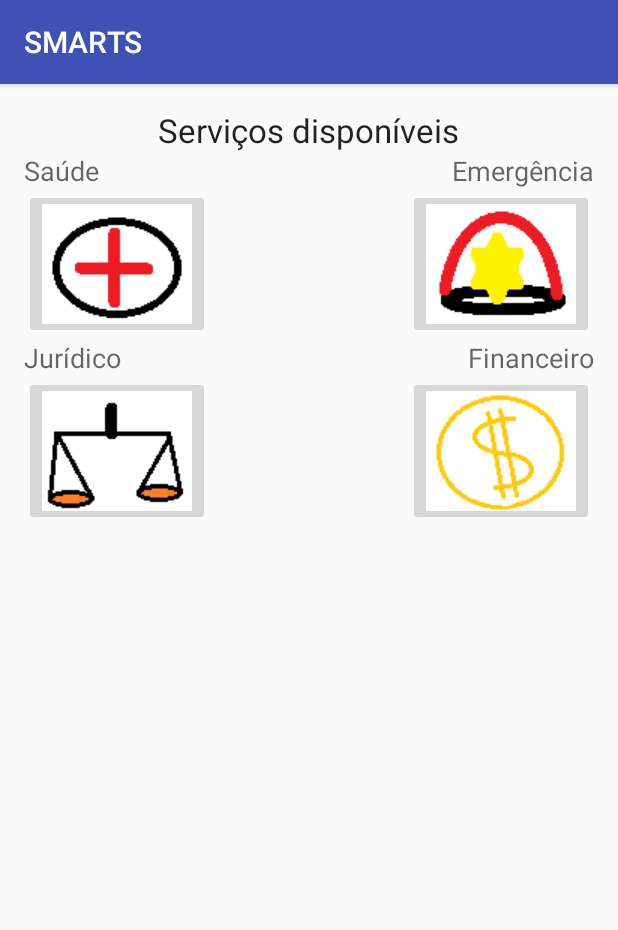
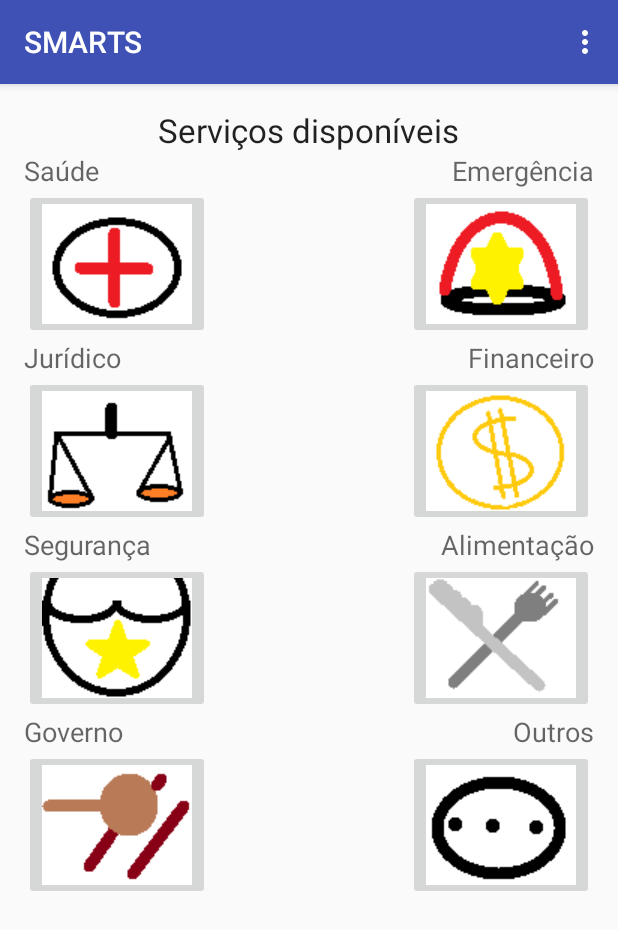
Before and after one commit to alex-carneiro/SMARTS, an Android app: the screen it shows after launch (MainActivity), on a phone screen of 412 x 824 dp. Shown: the top 930 px of the screen. Run offline under Robolectric (Android 15) with nearby library versions, the phone set to English and light mode, and no system bars.

Commit message:
Adding menu component and more images for filling initial screen

```diff
--- a/app/src/main/java/com/usp/ihc/smarts/MainActivity.java
+++ b/app/src/main/java/com/usp/ihc/smarts/MainActivity.java
@@ -2,6 +2,8 @@ package com.usp.ihc.smarts;
 
 import android.support.v7.app.AppCompatActivity;
 import android.os.Bundle;
+import android.view.Menu;
+import android.view.MenuItem;
 
 public class MainActivity extends AppCompatActivity {
 
@@ -10,4 +12,27 @@ public class MainActivity extends AppCompatActivity {
         super.onCreate(savedInstanceState);
         setContentView(R.layout.activity_main);
     }
+
+    @Override
+    public boolean onCreateOptionsMenu(Menu menu) {
+        // Inflate the menu; this adds items to the action bar if it is present.
+
+        getMenuInflater().inflate(R.menu.menu_main, menu);
+        return true;
+    }
+
+    @Override
+    public boolean onOptionsItemSelected(MenuItem item) {
+        // Handle action bar item clicks here. The action bar will
+        // automatically handle clicks on the Home/Up button, so long
+        // as you specify a parent activity in AndroidManifest.xml.
+        int id = item.getItemId();
+
+        //noinspection SimplifiableIfStatement
+        if (id == R.id.action_settings) {
+            return true;
+        }
+
+        return super.onOptionsItemSelected(item);
+    }
 }
--- a/app/src/main/res/layout/activity_main.xml
+++ b/app/src/main/res/layout/activity_main.xml
@@ -9,9 +9,32 @@
     android:paddingTop="@dimen/activity_vertical_margin"
     tools:context="com.usp.ihc.smarts.MainActivity">
 
+    <TextView
+        android:layout_width="wrap_content"
+        android:layout_height="wrap_content"
+        android:textAppearance="?android:attr/textAppearanceLarge"
+        android:text="Serviços disponíveis"
+        android:id="@+id/textView"
+        android:layout_alignParentTop="true"
+        android:layout_centerHorizontal="true" />
+
+    <ScrollView
+        android:layout_width="match_parent"
+        android:layout_height="wrap_content"
+        android:id="@+id/scrollView"
+        android:layout_centerVertical="true"
+        android:layout_below="@+id/textView">
+
+        <RelativeLayout
+            android:layout_width="match_parent"
+            android:layout_height="wrap_content"
+            android:layout_alignParentBottom="true"
+            android:id="@+id/nav">
+
             <ImageButton
                 android:layout_width="wrap_content"
                 android:layout_height="wrap_content"
+                android:layout_weight="1"
                 android:id="@+id/buttonHealth"
                 android:src="@drawable/health"
                 android:layout_below="@+id/textView2"
@@ -21,6 +44,7 @@
             <ImageButton
                 android:layout_width="wrap_content"
                 android:layout_height="wrap_content"
+                android:layout_weight="1"
                 android:id="@+id/buttonEmergency"
                 android:src="@drawable/emergency"
                 android:layout_below="@+id/textView3"
@@ -30,19 +54,9 @@
             <TextView
                 android:layout_width="wrap_content"
                 android:layout_height="wrap_content"
-        android:textAppearance="?android:attr/textAppearanceLarge"
-        android:text="Serviços disponíveis"
-        android:id="@+id/textView"
-        android:layout_alignParentTop="true"
-        android:layout_centerHorizontal="true" />
-
-    <TextView
-        android:layout_width="wrap_content"
-        android:layout_height="wrap_content"
                 android:textAppearance="?android:attr/textAppearanceMedium"
                 android:text="Saúde"
                 android:id="@+id/textView2"
-        android:layout_below="@+id/textView"
                 android:layout_alignParentLeft="true"
                 android:layout_alignParentStart="true" />
 
@@ -52,7 +66,6 @@
                 android:textAppearance="?android:attr/textAppearanceMedium"
                 android:text="Emergência"
                 android:id="@+id/textView3"
-        android:layout_below="@+id/textView"
                 android:layout_alignParentRight="true"
                 android:layout_alignParentEnd="true" />
 
@@ -79,6 +92,7 @@
             <ImageButton
                 android:layout_width="wrap_content"
                 android:layout_height="wrap_content"
+                android:layout_weight="1"
                 android:id="@+id/imageLaw"
                 android:src="@drawable/law"
                 android:layout_below="@+id/textView4"
@@ -88,9 +102,92 @@
             <ImageButton
                 android:layout_width="wrap_content"
                 android:layout_height="wrap_content"
+                android:layout_weight="1"
                 android:id="@+id/imageMoney"
                 android:src="@drawable/money"
                 android:layout_below="@+id/textView5"
                 android:layout_alignParentRight="true"
                 android:layout_alignParentEnd="true" />
+
+            <TextView
+                android:layout_width="wrap_content"
+                android:layout_height="wrap_content"
+                android:textAppearance="?android:attr/textAppearanceMedium"
+                android:text="Segurança"
+                android:id="@+id/textView6"
+                android:layout_below="@+id/imageLaw"
+                android:layout_alignParentLeft="true"
+                android:layout_alignParentStart="true" />
+
+            <TextView
+                android:layout_width="wrap_content"
+                android:layout_height="wrap_content"
+                android:textAppearance="?android:attr/textAppearanceMedium"
+                android:text="Alimentação"
+                android:id="@+id/textView7"
+                android:layout_below="@+id/imageLaw"
+                android:layout_alignParentRight="true"
+                android:layout_alignParentEnd="true" />
+
+            <ImageButton
+                android:layout_width="wrap_content"
+                android:layout_height="wrap_content"
+                android:layout_weight="1"
+                android:id="@+id/imageSafety"
+                android:src="@drawable/safety"
+                android:layout_below="@+id/textView6"
+                android:layout_alignParentLeft="true"
+                android:layout_alignParentStart="true" />
+
+            <ImageButton
+                android:layout_width="wrap_content"
+                android:layout_height="wrap_content"
+                android:layout_weight="1"
+                android:id="@+id/imageFood"
+                android:src="@drawable/food"
+                android:layout_below="@+id/textView7"
+                android:layout_alignParentRight="true"
+                android:layout_alignParentEnd="true" />
+
+            <TextView
+                android:layout_width="wrap_content"
+                android:layout_height="wrap_content"
+                android:textAppearance="?android:attr/textAppearanceMedium"
+                android:text="Governo"
+                android:id="@+id/textView8"
+                android:layout_below="@+id/imageSafety"
+                android:layout_alignParentLeft="true"
+                android:layout_alignParentStart="true" />
+
+            <TextView
+                android:layout_width="wrap_content"
+                android:layout_height="wrap_content"
+                android:textAppearance="?android:attr/textAppearanceMedium"
+                android:text="Outros"
+                android:id="@+id/textView9"
+                android:layout_below="@+id/imageFood"
+                android:layout_alignParentRight="true"
+                android:layout_alignParentEnd="true" />
+
+            <ImageButton
+                android:layout_width="wrap_content"
+                android:layout_height="wrap_content"
+                android:layout_weight="1"
+                android:id="@+id/imageGov"
+                android:src="@drawable/gov"
+                android:layout_below="@+id/textView8"
+                android:layout_alignParentLeft="true"
+                android:layout_alignParentStart="true" />
+
+            <ImageButton
+                android:layout_width="wrap_content"
+                android:layout_height="wrap_content"
+                android:layout_weight="1"
+                android:id="@+id/imageOthers"
+                android:src="@drawable/others"
+                android:layout_below="@+id/textView9"
+                android:layout_alignParentRight="true"
+                android:layout_alignParentEnd="true" />
         </RelativeLayout>
+    </ScrollView>
+</RelativeLayout>
```
Also changed, not shown: app/src/main/res/drawable/food.png (added), app/src/main/res/drawable/gov.png (added), app/src/main/res/drawable/others.png (added), app/src/main/res/drawable/safety.png (added). Lines whose indentation alone changed are shown as unchanged.
